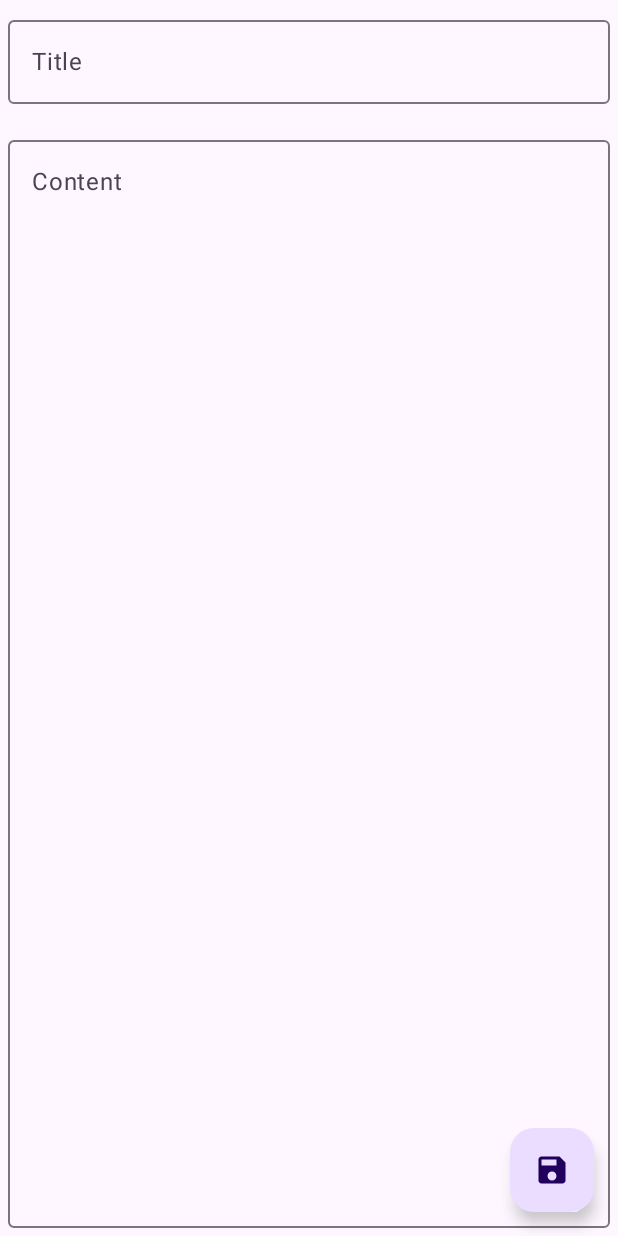
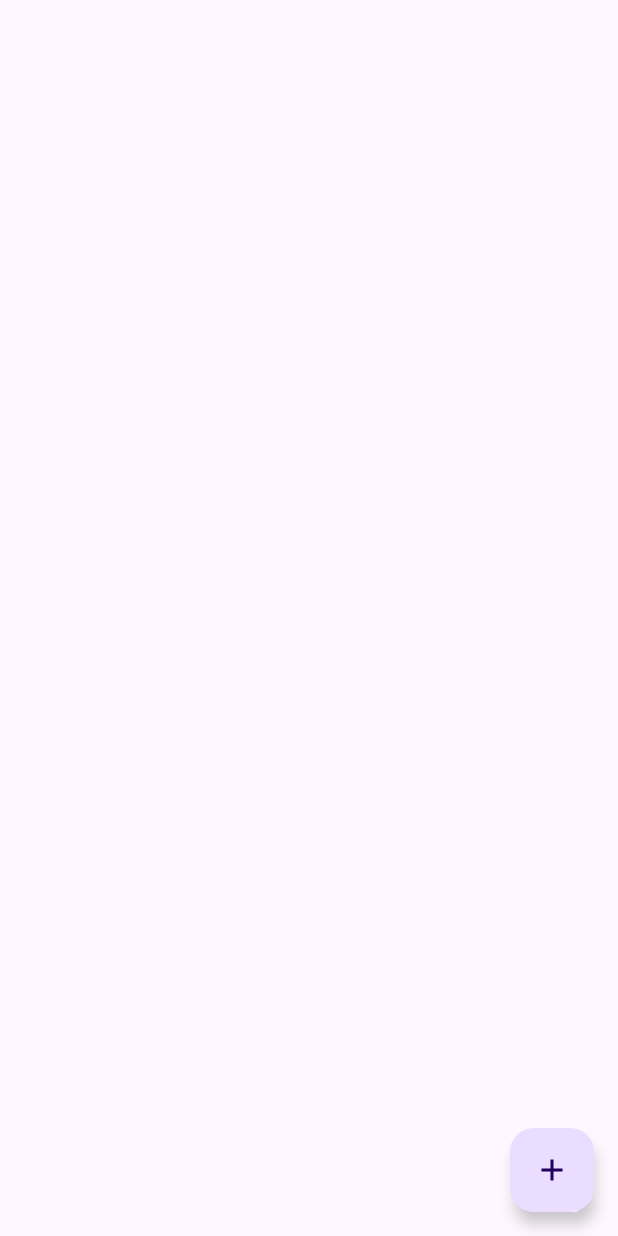
Before and after one commit to dangscar/CleanArchitectureRoom, an Android app built with Jetpack Compose: the screen it shows after launch (MainActivity), on a phone screen of 412 x 824 dp. Run offline under Robolectric (Android 15) with nearby library versions, the phone set to English and light mode, and no system bars; our stand-ins replace Dagger/Hilt's generated code, Room's generated code.

Commit message:
Clean #7

```diff
--- a/app/src/main/java/com/nlhd/cleanarchitectureroom/presentation/MainActivity.kt
+++ b/app/src/main/java/com/nlhd/cleanarchitectureroom/presentation/MainActivity.kt
@@ -1,6 +1,7 @@
 package com.nlhd.cleanarchitectureroom.presentation
 
 import android.os.Bundle
+import android.util.Log
 import androidx.activity.ComponentActivity
 import androidx.activity.compose.setContent
 import androidx.activity.enableEdgeToEdge
@@ -14,6 +15,8 @@ import androidx.compose.ui.tooling.preview.Preview
 import androidx.hilt.navigation.compose.hiltViewModel
 import androidx.navigation.compose.rememberNavController
 import com.nlhd.cleanarchitectureroom.presentation.add_note.AddNoteScreen
+import com.nlhd.cleanarchitectureroom.presentation.navigation.Navigation
+import com.nlhd.cleanarchitectureroom.presentation.navigation.Screen
 import com.nlhd.cleanarchitectureroom.presentation.notes.NoteViewModel
 import com.nlhd.cleanarchitectureroom.presentation.notes.NotesScreen
 import dagger.hilt.android.AndroidEntryPoint
@@ -24,9 +27,7 @@ class MainActivity : ComponentActivity() {
         super.onCreate(savedInstanceState)
         enableEdgeToEdge()
         setContent {
-            val navController = rememberNavController()
-            //NotesScreen(navController = navController)
-            AddNoteScreen(navController = navController)
+            Navigation()
         }
     }
 }
--- /dev/null
+++ b/app/src/main/java/com/nlhd/cleanarchitectureroom/presentation/navigation/Navigation.kt
@@ -0,0 +1,26 @@
+package com.nlhd.cleanarchitectureroom.presentation.navigation
+
+import androidx.compose.runtime.Composable
+import androidx.compose.ui.Modifier
+import androidx.navigation.compose.NavHost
+import androidx.navigation.compose.composable
+import androidx.navigation.compose.rememberNavController
+import com.nlhd.cleanarchitectureroom.presentation.add_note.AddNoteScreen
+import com.nlhd.cleanarchitectureroom.presentation.notes.NotesScreen
+
+@Composable
+fun Navigation(modifier: Modifier = Modifier) {
+
+    val navController = rememberNavController()
+    NavHost(navController = navController, startDestination = Screen.MainScreen.route) {
+        composable(route = Screen.MainScreen.route) {
+            NotesScreen(navController = navController)
+        }
+        composable(route = Screen.AddNoteScreen.route) {
+            AddNoteScreen(navController = navController)
+        }
+
+    }
+
+
+}
--- /dev/null
+++ b/app/src/main/java/com/nlhd/cleanarchitectureroom/presentation/navigation/Screen.kt
@@ -0,0 +1,7 @@
+package com.nlhd.cleanarchitectureroom.presentation.navigation
+
+sealed class Screen(val route: String) {
+    data object MainScreen: Screen("main_screen")
+    data object AddNoteScreen: Screen("add_note_screen")
+    data object EditNoteScreen: Screen("edit_note_screen")
+}
--- a/app/src/main/java/com/nlhd/cleanarchitectureroom/presentation/notes/NoteViewModel.kt
+++ b/app/src/main/java/com/nlhd/cleanarchitectureroom/presentation/notes/NoteViewModel.kt
@@ -7,6 +7,7 @@ import com.nlhd.cleanarchitectureroom.domain.use_cases.NoteUseCases
 import dagger.hilt.android.lifecycle.HiltViewModel
 import kotlinx.coroutines.flow.MutableStateFlow
 import kotlinx.coroutines.flow.StateFlow
+import kotlinx.coroutines.flow.launchIn
 import kotlinx.coroutines.flow.onEach
 import kotlinx.coroutines.launch
 import javax.inject.Inject
@@ -19,12 +20,17 @@ class NoteViewModel @Inject constructor(
     private var _noteState: MutableStateFlow<List<Note>> = MutableStateFlow(emptyList())
     val noteState: StateFlow<List<Note>> = _noteState
 
+    init {
+        getNotes()
+    }
+
     private var deleteNote: Note? = null
     fun getNotes() = viewModelScope.launch {
         noteUseCases.getNotes().onEach {
             _noteState.value = it
-        }
+        }.launchIn(viewModelScope)
     }
+
 
     fun onEvent(event: NoteEvent) {
         if (event is NoteEvent.DeleteNote) {
--- a/app/src/main/java/com/nlhd/cleanarchitectureroom/presentation/notes/NotesScreen.kt
+++ b/app/src/main/java/com/nlhd/cleanarchitectureroom/presentation/notes/NotesScreen.kt
@@ -16,6 +16,7 @@ import androidx.compose.runtime.rememberCoroutineScope
 import androidx.compose.ui.Modifier
 import androidx.hilt.navigation.compose.hiltViewModel
 import androidx.navigation.NavController
+import com.nlhd.cleanarchitectureroom.presentation.navigation.Screen
 import kotlinx.coroutines.launch
 
 @Composable
@@ -23,18 +24,14 @@ fun NotesScreen(
     navController: NavController,
     noteViewModel: NoteViewModel = hiltViewModel()
 ) {
-    noteViewModel.getNotes()
     val notes = noteViewModel.noteState.collectAsState()
 
     Scaffold(
         modifier = Modifier.fillMaxSize(),
         floatingActionButton = {
-            FloatingActionButton(onClick = { /*TODO*/ }) {
+            FloatingActionButton(onClick = { navController.navigate(Screen.AddNoteScreen.route) }) {
                 Icon(imageVector = Icons.Default.Add, contentDescription = null)
             }
-        },
-        snackbarHost = {
-
         }
     ) { innerPadding ->
         Column(
```
